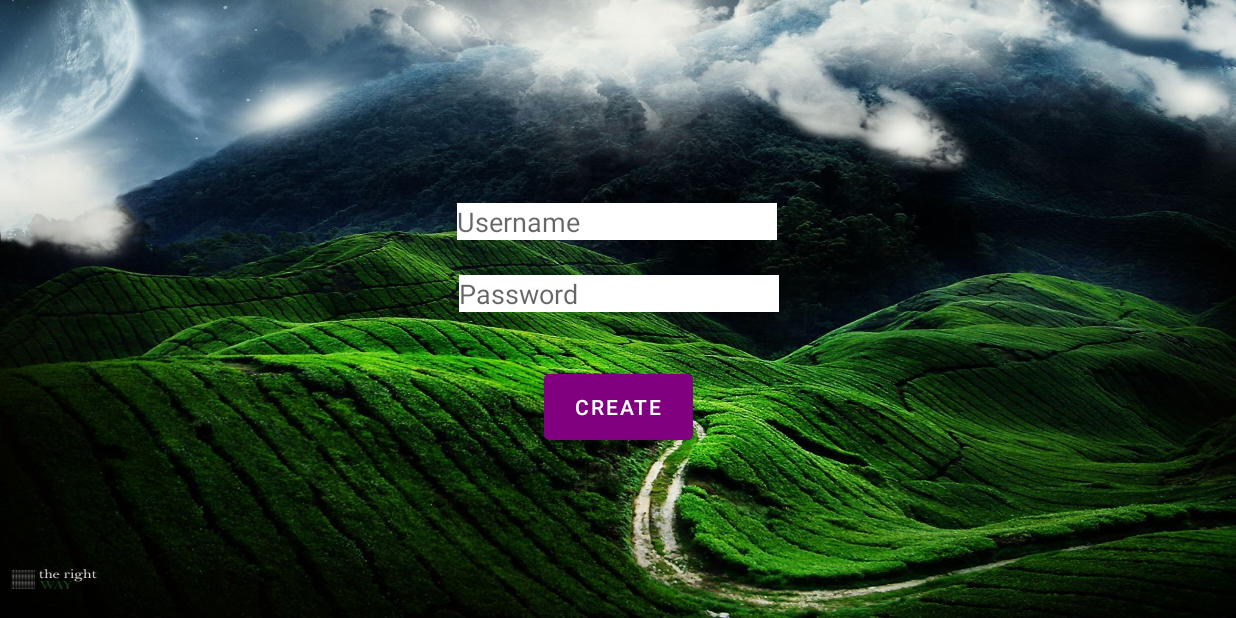
After one commit to fklosiewicz/FutureFinders, an Android app: the RegistrationActivity screen opened directly, with no data from a screen before it, on a phone screen of 824 x 412 dp (held sideways). The commit adds this screen. Run offline under Robolectric (Android 15) with nearby library versions, the light colour scheme and no system bars; 1 statement that could not run was skipped.

Commit message:
Registration panel nearly finished

```diff
--- a/PFF/app/build.gradle
+++ b/PFF/app/build.gradle
@@ -32,6 +32,7 @@
     implementation 'androidx.appcompat:appcompat:1.4.0'
     implementation 'com.google.android.material:material:1.4.0'
     implementation 'androidx.constraintlayout:constraintlayout:2.1.2'
+    implementation 'com.google.android.material:material:<version>'
     testImplementation 'junit:junit:4.+'
     androidTestImplementation 'androidx.test.ext:junit:1.1.3'
     androidTestImplementation 'androidx.test.espresso:espresso-core:3.4.0'
--- a/PFF/app/src/main/AndroidManifest.xml
+++ b/PFF/app/src/main/AndroidManifest.xml
@@ -19,6 +19,10 @@
                 <category android:name="android.intent.category.LAUNCHER" />
             </intent-filter>
         </activity>
+        <activity
+            android:name=".RegistrationActivity"
+            android:screenOrientation="landscape"
+            android:parentActivityName=".MainActivity" />
     </application>
 
 </manifest>
--- /dev/null
+++ b/PFF/app/src/main/res/layout-land/registration.xml
@@ -0,0 +1,57 @@
+<?xml version="1.0" encoding="utf-8"?>
+<androidx.constraintlayout.widget.ConstraintLayout xmlns:android="http://schemas.android.com/apk/res/android"
+    xmlns:app="http://schemas.android.com/apk/res-auto"
+    xmlns:tools="http://schemas.android.com/tools"
+    android:layout_width="match_parent"
+    android:layout_height="match_parent"
+    android:background="@drawable/background1"
+    tools:context=".RegistrationActivity"
+    tools:ignore="MissingDefaultResource">
+
+    <EditText
+        android:id="@+id/textUsername"
+        android:layout_width="wrap_content"
+        android:layout_height="wrap_content"
+        android:layout_marginStart="260dp"
+        android:layout_marginTop="135dp"
+        android:layout_marginEnd="261dp"
+        android:background="#ffffff"
+        android:ems="10"
+        android:inputType="textPersonName"
+        android:hint="Username"
+        app:layout_constraintEnd_toEndOf="parent"
+        app:layout_constraintStart_toStartOf="parent"
+        app:layout_constraintTop_toTopOf="parent"
+        tools:ignore="MissingConstraints" />
+
+    <EditText
+        android:id="@+id/textPassword"
+        android:layout_width="wrap_content"
+        android:layout_height="wrap_content"
+        android:layout_marginStart="261dp"
+        android:layout_marginTop="183dp"
+        android:layout_marginEnd="260dp"
+        android:background="#ffffff"
+        android:ems="10"
+        android:hint="Password"
+        android:inputType="textPersonName"
+        app:layout_constraintEnd_toEndOf="parent"
+        app:layout_constraintStart_toStartOf="parent"
+        app:layout_constraintTop_toTopOf="parent"
+        tools:ignore="MissingConstraints" />
+
+    <Button
+        android:id="@+id/Create"
+        android:layout_width="99dp"
+        android:layout_height="56dp"
+        android:layout_marginTop="35dp"
+        android:backgroundTint="@color/purp"
+        android:onClick="createUser"
+        android:text="Create"
+        android:textColor="@color/white"
+        app:layout_constraintBottom_toBottomOf="parent"
+        app:layout_constraintEnd_toEndOf="parent"
+        app:layout_constraintStart_toStartOf="parent"
+        app:layout_constraintTop_toBottomOf="@+id/textPassword"
+        app:layout_constraintVertical_bias="0.0" />
+</androidx.constraintlayout.widget.ConstraintLayout>
--- a/PFF/app/src/main/res/values/themes.xml
+++ b/PFF/app/src/main/res/values/themes.xml
@@ -13,4 +13,5 @@
         <item name="android:statusBarColor" tools:targetApi="l">?attr/colorPrimaryVariant</item>
         <!-- Customize your theme here. -->
     </style>
+
 </resources>
--- a/PFF/build.gradle
+++ b/PFF/build.gradle
@@ -7,6 +7,7 @@
     dependencies {
         classpath "com.android.tools.build:gradle:7.0.3"
 
+
         // NOTE: Do not place your application dependencies here; they belong
         // in the individual module build.gradle files
     }
```
Also changed, not shown: PFF/app/src/main/java/com/example/pff/MainActivity.java (+58 -0 lines), PFF/app/src/main/java/com/example/pff/RegistrationActivity.java (added, +82 -0 lines), PFF/app/src/main/java/com/example/pff/design/User.java (added, +15 -0 lines), PFF/app/src/main/res/layout-land/activity_main.xml (+13 -0 lines), PFF/app/src/main/res/drawable-v24/539115-wallpaper-green-mountains-mountain-road-beautiful-nature-wallpaper-beautiful-image-nature-beautiful-places-on-earth.jpg (deleted), PFF/app/src/main/res/drawable/539115-wallpaper-green-mountains-mountain-road-beautiful-nature-wallpaper-beautiful-image-nature-beautiful-places-on-earth.jpg (deleted).
